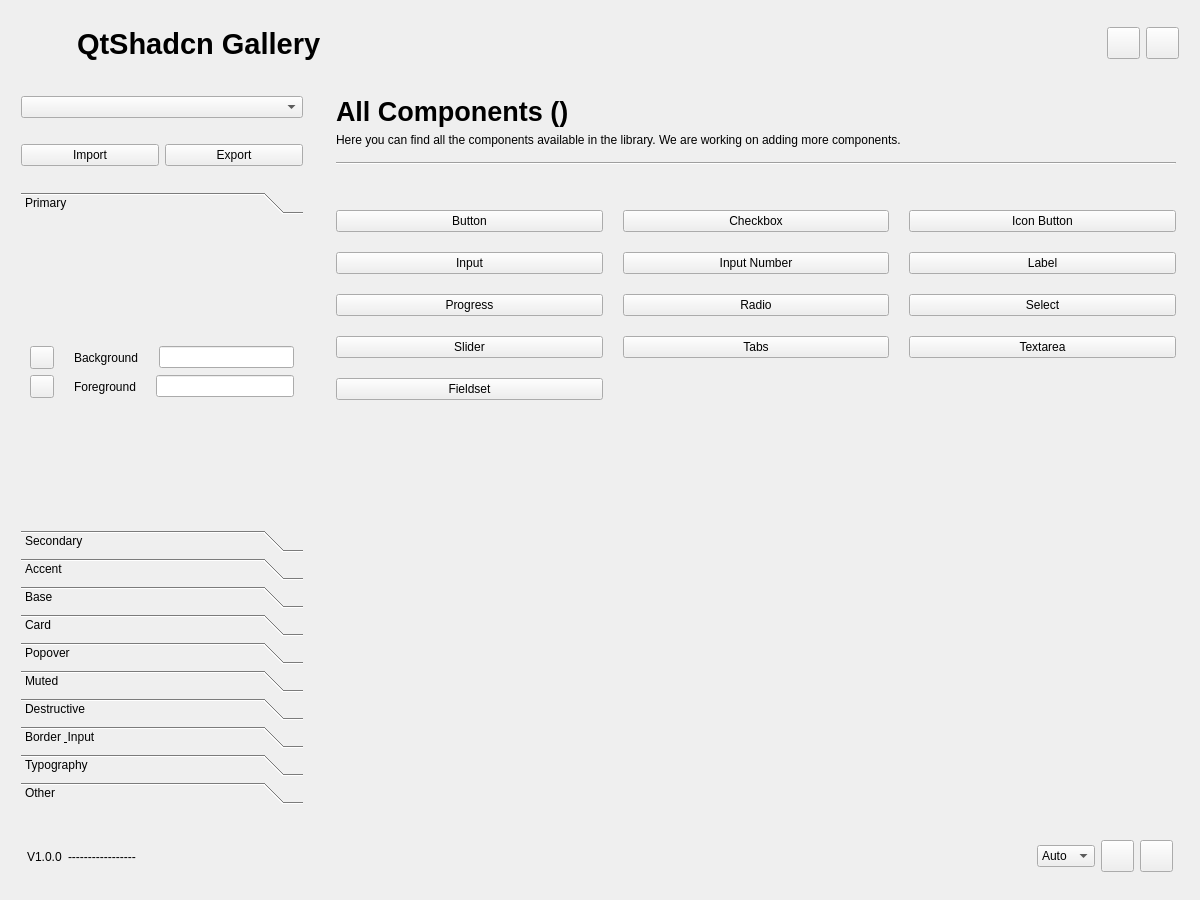
Old version of the form examples/gallery/main_window.ui in the repository BugCodeX/QtShadcn.
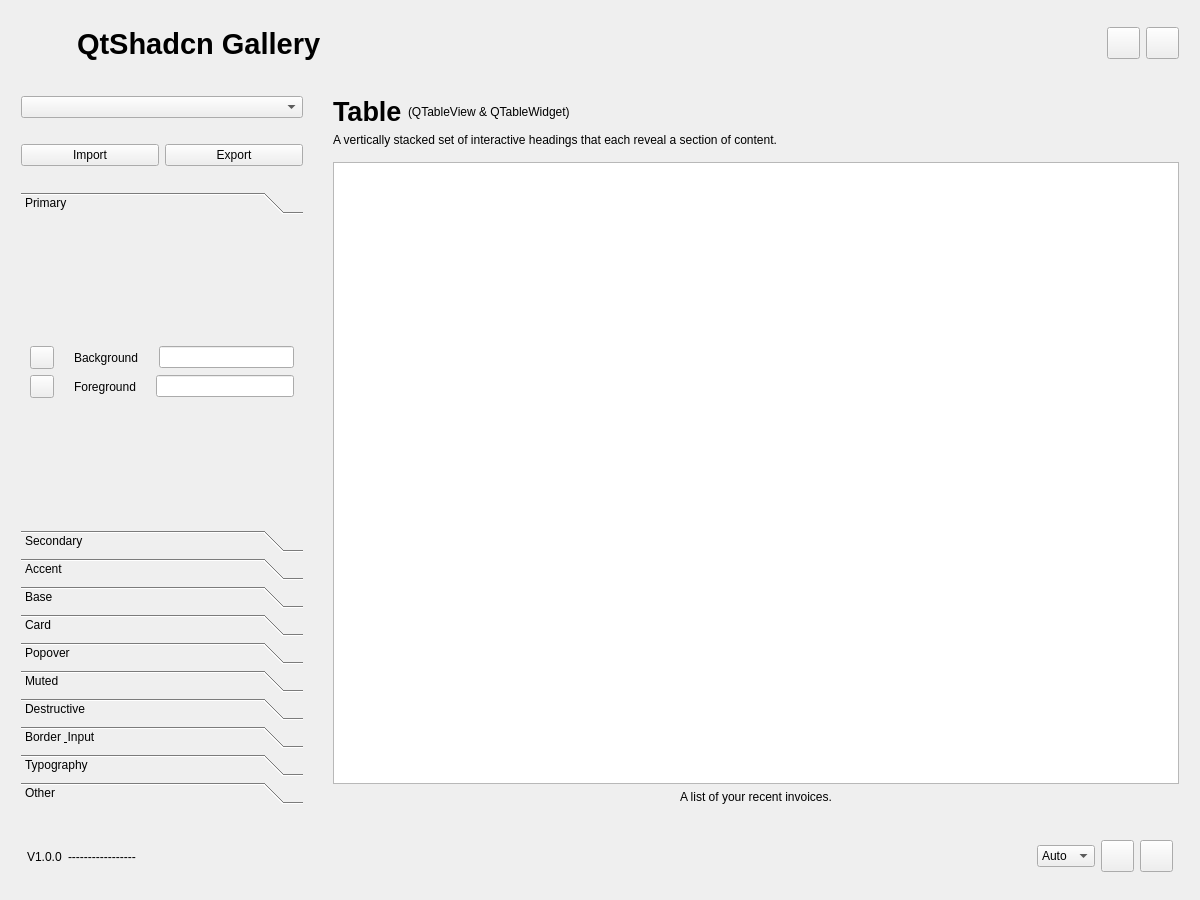
New version of the form. Icons and pictures are not drawn.

Commit message: feat(gallery): add table showcase with checkable invoices and indicators

```diff
--- a/examples/gallery/main_window.ui
+++ b/examples/gallery/main_window.ui
@@ -2963,6 +2963,95 @@
           </item>
          </layout>
         </widget>
+        <widget class="QWidget" name="table_page">
+         <layout class="QVBoxLayout" name="verticalLayout_58">
+          <item>
+           <layout class="QVBoxLayout" name="verticalLayout_header_2">
+            <property name="bottomMargin">
+             <number>9</number>
+            </property>
+            <item>
+             <layout class="QHBoxLayout" name="horizontalLayout_title_2">
+              <item>
+               <widget class="QLabel" name="label_title_2">
+                <property name="sizePolicy">
+                 <sizepolicy hsizetype="Fixed" vsizetype="Preferred">
+                  <horstretch>0</horstretch>
+                  <verstretch>0</verstretch>
+                 </sizepolicy>
+                </property>
+                <property name="styleSheet">
+                 <string notr="true">font-size: 20pt; font-weight: 600;</string>
+                </property>
+                <property name="text">
+                 <string>Table</string>
+                </property>
+               </widget>
+              </item>
+              <item>
+               <widget class="QLabel" name="label_subtitle_2">
+                <property name="text">
+                 <string>(QTableView &amp; QTableWidget)</string>
+                </property>
+               </widget>
+              </item>
+             </layout>
+            </item>
+            <item>
+             <widget class="QLabel" name="label_description_2">
+              <property name="text">
+               <string>A vertically stacked set of interactive headings that each reveal a section of content.</string>
+              </property>
+              <property name="wordWrap">
+               <bool>true</bool>
+              </property>
+              <property name="class" stdset="0">
+               <string>muted</string>
+              </property>
+             </widget>
+            </item>
+           </layout>
+          </item>
+          <item>
+           <widget class="QTableView" name="table_view_invoices">
+            <property name="alternatingRowColors">
+             <bool>false</bool>
+            </property>
+            <property name="selectionMode">
+             <enum>QAbstractItemView::SelectionMode::SingleSelection</enum>
+            </property>
+            <property name="selectionBehavior">
+             <enum>QAbstractItemView::SelectionBehavior::SelectRows</enum>
+            </property>
+            <property name="showGrid">
+             <bool>true</bool>
+            </property>
+            <property name="sortingEnabled">
+             <bool>true</bool>
+            </property>
+            <attribute name="horizontalHeaderStretchLastSection">
+             <bool>false</bool>
+            </attribute>
+            <attribute name="verticalHeaderVisible">
+             <bool>false</bool>
+            </attribute>
+           </widget>
+          </item>
+          <item>
+           <widget class="QLabel" name="label_table_caption">
+            <property name="text">
+             <string>A list of your recent invoices.</string>
+            </property>
+            <property name="alignment">
+             <set>Qt::AlignmentFlag::AlignCenter</set>
+            </property>
+            <property name="class" stdset="0">
+             <string>muted small</string>
+            </property>
+           </widget>
+          </item>
+         </layout>
+        </widget>
         <widget class="QWidget" name="overview_page">
          <layout class="QVBoxLayout" name="verticalLayout_7">
           <property name="leftMargin">
```
The commit also changes 1 other file.
